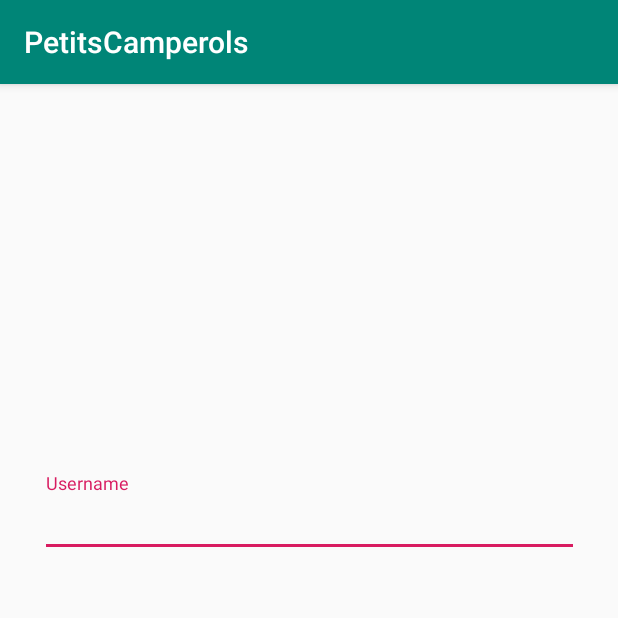
After one commit to xVeri/PetitsCamperols, an Android app: the actAjust screen opened directly, with no data from a screen before it, on a phone screen of 412 x 824 dp, the top half of it. The commit adds this screen. Run offline under Robolectric (Android 15) with nearby library versions, the phone set to English and light mode, and no system bars.

Commit message:
Ajustaments a la meitat

```diff
--- a/app/build.gradle
+++ b/app/build.gradle
@@ -25,4 +25,5 @@ dependencies {
     testImplementation 'junit:junit:4.12'
     androidTestImplementation 'com.android.support.test:runner:1.0.2'
     androidTestImplementation 'com.android.support.test.espresso:espresso-core:3.0.2'
+    implementation 'com.android.support:design:28.0.0'
 }
--- a/app/src/main/AndroidManifest.xml
+++ b/app/src/main/AndroidManifest.xml
@@ -19,7 +19,8 @@
             </intent-filter>
         </activity>
         <activity android:name=".actJugar" />
-        <activity android:name=".actRank"></activity>
+        <activity android:name=".actRank" />
+        <activity android:name=".actAjust"></activity>
     </application>
 
 </manifest>
--- /dev/null
+++ b/app/src/main/java/stucom/com/petitscamperols/actAjust.java
@@ -0,0 +1,13 @@
+package stucom.com.petitscamperols;
+
+import android.support.v7.app.AppCompatActivity;
+import android.os.Bundle;
+
+public class actAjust extends AppCompatActivity {
+
+    @Override
+    protected void onCreate(Bundle savedInstanceState) {
+        super.onCreate(savedInstanceState);
+        setContentView(R.layout.activity_act_ajust);
+    }
+}
--- /dev/null
+++ b/app/src/main/res/layout/activity_act_ajust.xml
@@ -0,0 +1,33 @@
+<?xml version="1.0" encoding="utf-8"?>
+<android.support.constraint.ConstraintLayout xmlns:android="http://schemas.android.com/apk/res/android"
+    xmlns:app="http://schemas.android.com/apk/res-auto"
+    xmlns:tools="http://schemas.android.com/tools"
+    android:layout_width="match_parent"
+    android:layout_height="match_parent"
+    tools:context=".actAjust">
+
+    <LinearLayout
+        android:layout_width="359dp"
+        android:layout_height="249dp"
+        android:layout_marginStart="8dp"
+        android:layout_marginTop="8dp"
+        android:layout_marginEnd="8dp"
+        android:layout_marginBottom="8dp"
+        android:orientation="vertical"
+        app:layout_constraintBottom_toBottomOf="parent"
+        app:layout_constraintEnd_toEndOf="parent"
+        app:layout_constraintStart_toStartOf="parent"
+        app:layout_constraintTop_toTopOf="parent">
+
+        <android.support.design.widget.TextInputLayout
+            android:layout_width="match_parent"
+            android:layout_height="match_parent"
+            app:hintEnabled="true">
+
+            <android.support.design.widget.TextInputEditText
+                android:layout_width="match_parent"
+                android:layout_height="wrap_content"
+                android:hint="@string/userName" />
+        </android.support.design.widget.TextInputLayout>
+    </LinearLayout>
+</android.support.constraint.ConstraintLayout>
--- a/app/src/main/res/values/strings.xml
+++ b/app/src/main/res/values/strings.xml
@@ -4,4 +4,5 @@
     <string name="btnRanquing">Ranking</string>
     <string name="btnAjustaments">Settings</string>
     <string name="btnQuant">About</string>
+    <string name="userName">Username</string>
 </resources>
```
Also changed, not shown: 2 other files.
